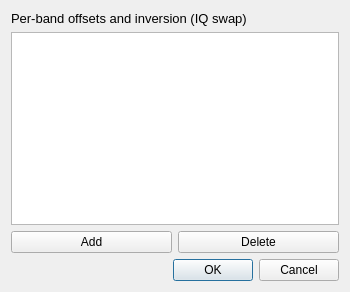
First picture: the form in so2sdr-bandmap/bandoffsetsetup.ui, repository n4ogw/so2sdr, before the edit.
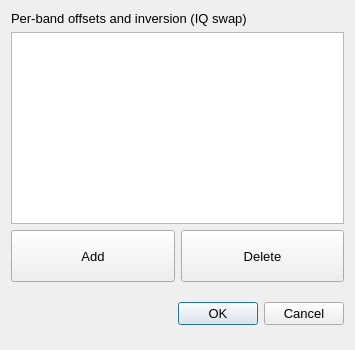
Second picture: the form after the edit.

Patch:
```diff
--- a/so2sdr-bandmap/bandoffsetsetup.ui
+++ b/so2sdr-bandmap/bandoffsetsetup.ui
@@ -6,12 +6,12 @@
    <rect>
     <x>0</x>
     <y>0</y>
-    <width>350</width>
-    <height>292</height>
+    <width>355</width>
+    <height>350</height>
    </rect>
   </property>
   <property name="sizePolicy">
-   <sizepolicy hsizetype="Fixed" vsizetype="Preferred">
+   <sizepolicy hsizetype="MinimumExpanding" vsizetype="MinimumExpanding">
     <horstretch>0</horstretch>
     <verstretch>0</verstretch>
    </sizepolicy>
@@ -19,15 +19,21 @@
   <property name="minimumSize">
    <size>
     <width>350</width>
-    <height>0</height>
+    <height>350</height>
    </size>
   </property>
   <property name="maximumSize">
    <size>
-    <width>401</width>
-    <height>16777215</height>
+    <width>800</width>
+    <height>1000</height>
    </size>
   </property>
+  <property name="font">
+   <font>
+    <family>Liberation Sans</family>
+    <pointsize>10</pointsize>
+   </font>
+  </property>
   <property name="windowTitle">
    <string>Per-band settings</string>
   </property>
@@ -36,7 +42,7 @@
     <widget class="QLabel" name="label">
      <property name="font">
       <font>
-       <family>Cantarell</family>
+       <family>Sans</family>
        <pointsize>10</pointsize>
       </font>
      </property>
@@ -52,6 +58,12 @@
     <layout class="QHBoxLayout" name="horizontalLayout">
      <item>
       <widget class="QPushButton" name="addPushButton">
+       <property name="sizePolicy">
+        <sizepolicy hsizetype="Minimum" vsizetype="MinimumExpanding">
+         <horstretch>0</horstretch>
+         <verstretch>0</verstretch>
+        </sizepolicy>
+       </property>
        <property name="text">
         <string>Add</string>
        </property>
@@ -59,6 +71,12 @@
      </item>
      <item>
       <widget class="QPushButton" name="deletePushButton">
+       <property name="sizePolicy">
+        <sizepolicy hsizetype="Minimum" vsizetype="MinimumExpanding">
+         <horstretch>0</horstretch>
+         <verstretch>0</verstretch>
+        </sizepolicy>
+       </property>
        <property name="text">
         <string>Delete</string>
        </property>
@@ -68,6 +86,12 @@
    </item>
    <item>
     <widget class="QDialogButtonBox" name="buttonBox">
+     <property name="sizePolicy">
+      <sizepolicy hsizetype="MinimumExpanding" vsizetype="MinimumExpanding">
+       <horstretch>0</horstretch>
+       <verstretch>0</verstretch>
+      </sizepolicy>
+     </property>
      <property name="orientation">
       <enum>Qt::Horizontal</enum>
      </property>
```
